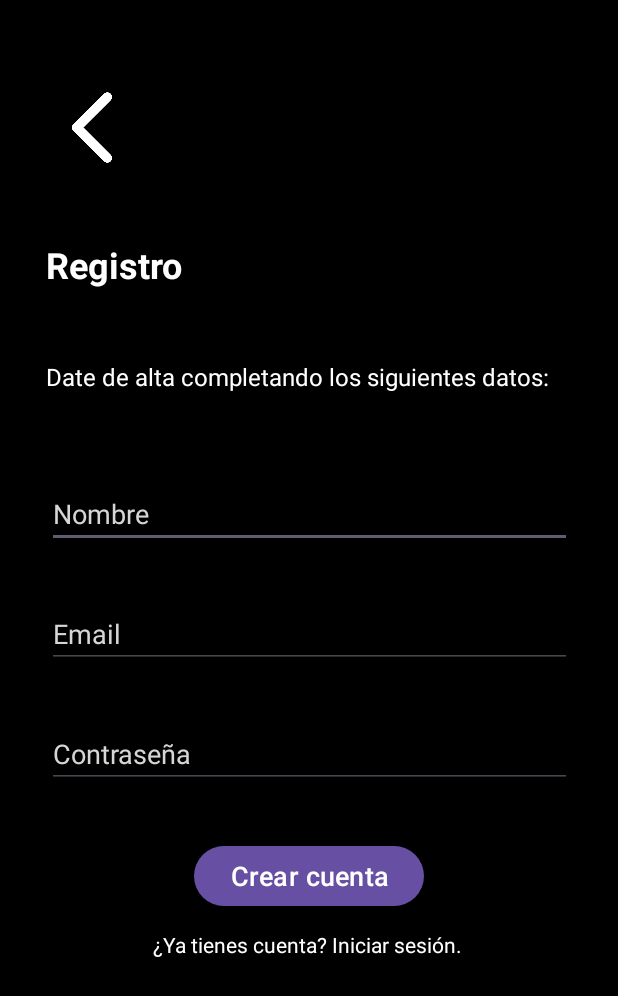
After one commit to jnramos24/ToDoOk, an Android app: the RegisterActivity screen opened directly, with no data from a screen before it, on a phone screen of 412 x 824 dp. The commit adds this screen. Shown: the top 996 px of the screen. Run offline under Robolectric (Android 15) with nearby library versions, the phone set to English and light mode, and no system bars.

Commit message:
agrego RegisterActivity

```diff
--- a/app/src/main/AndroidManifest.xml
+++ b/app/src/main/AndroidManifest.xml
@@ -13,6 +13,9 @@
         android:theme="@style/Theme.ToDoOkApp"
         tools:targetApi="31">
         <activity
+            android:name=".RegisterActivity"
+            android:exported="false" />
+        <activity
             android:name=".ContactActivity"
             android:exported="false" />
         <activity
--- /dev/null
+++ b/app/src/main/java/com/todook/myapp/RegisterActivity.java
@@ -0,0 +1,14 @@
+package com.todook.myapp;
+
+import androidx.appcompat.app.AppCompatActivity;
+
+import android.os.Bundle;
+
+public class RegisterActivity extends AppCompatActivity {
+
+    @Override
+    protected void onCreate(Bundle savedInstanceState) {
+        super.onCreate(savedInstanceState);
+        setContentView(R.layout.activity_register);
+    }
+}
--- /dev/null
+++ b/app/src/main/res/layout/activity_register.xml
@@ -0,0 +1,111 @@
+<?xml version="1.0" encoding="utf-8"?>
+<androidx.constraintlayout.widget.ConstraintLayout xmlns:android="http://schemas.android.com/apk/res/android"
+    xmlns:app="http://schemas.android.com/apk/res-auto"
+    xmlns:tools="http://schemas.android.com/tools"
+    android:layout_width="match_parent"
+    android:layout_height="match_parent"
+    tools:context=".RegisterActivity"
+    android:background="@color/black">
+
+    <TextView
+        android:id="@+id/textRegister"
+        android:layout_width="wrap_content"
+        android:layout_height="wrap_content"
+        android:layout_marginTop="100dp"
+        android:text="@string/register"
+        android:textColor="@color/white"
+        android:textSize="24sp"
+        android:textStyle="bold"
+        app:layout_constraintEnd_toEndOf="parent"
+        app:layout_constraintHorizontal_bias="0.096"
+        app:layout_constraintStart_toStartOf="parent"
+        app:layout_constraintTop_toTopOf="@+id/icon_volver_R" />
+
+    <TextView
+        android:id="@+id/textAlta"
+        android:layout_width="wrap_content"
+        android:layout_height="wrap_content"
+        android:layout_marginTop="80dp"
+        android:text="@string/alta"
+        android:textColor="@color/white"
+        android:textSize="16sp"
+        app:layout_constraintEnd_toEndOf="parent"
+        app:layout_constraintHorizontal_bias="0.397"
+        app:layout_constraintStart_toStartOf="parent"
+        app:layout_constraintTop_toTopOf="@+id/textRegister" />
+
+    <EditText
+        android:id="@+id/editTextUsername_R"
+        android:layout_width="350dp"
+        android:layout_height="wrap_content"
+        android:layout_marginTop="80dp"
+        android:hint="@string/text_hint_name"
+        android:textColor="@color/white"
+        android:textColorHint="@color/gray"
+        app:layout_constraintEnd_toEndOf="parent"
+        app:layout_constraintStart_toStartOf="parent"
+        app:layout_constraintTop_toTopOf="@+id/textAlta" />
+
+    <EditText
+        android:id="@+id/editTextEmail_R"
+        android:layout_width="350dp"
+        android:layout_height="wrap_content"
+        android:layout_marginTop="80dp"
+        android:hint="@string/text_hint_email"
+        android:inputType="textEmailAddress"
+        android:textColor="@color/white"
+        android:textColorHint="@color/gray"
+        app:layout_constraintEnd_toEndOf="parent"
+        app:layout_constraintStart_toStartOf="parent"
+        app:layout_constraintTop_toTopOf="@+id/editTextUsername_R" />
+
+    <EditText
+        android:id="@+id/editTextPassword_R"
+        android:layout_width="350dp"
+        android:layout_height="wrap_content"
+        android:layout_marginTop="80dp"
+        android:hint="@string/text_hint_pass"
+        android:inputType="textPassword"
+        android:textColor="@color/white"
+        android:textColorHint="@color/gray"
+        app:layout_constraintEnd_toEndOf="parent"
+        app:layout_constraintHorizontal_bias="0.508"
+        app:layout_constraintStart_toStartOf="parent"
+        app:layout_constraintTop_toTopOf="@+id/editTextEmail_R" />
+
+    <Button
+        android:id="@+id/buttonRegister_R"
+        android:layout_width="wrap_content"
+        android:layout_height="wrap_content"
+        android:layout_marginTop="80dp"
+        android:text="@string/btn_text_crear"
+        android:textSize="18sp"
+        app:layout_constraintEnd_toEndOf="parent"
+        app:layout_constraintStart_toStartOf="parent"
+        app:layout_constraintTop_toTopOf="@+id/editTextPassword_R" />
+
+    <TextView
+        android:id="@+id/textIniciarSesion_R"
+        android:layout_width="wrap_content"
+        android:layout_height="wrap_content"
+        android:layout_marginTop="60dp"
+        android:text="@string/text_iniciar_sesion"
+        android:textColor="@color/white"
+        app:layout_constraintEnd_toEndOf="parent"
+        app:layout_constraintHorizontal_bias="0.497"
+        app:layout_constraintStart_toStartOf="parent"
+        app:layout_constraintTop_toTopOf="@+id/buttonRegister_R" />
+
+    <ImageView
+        android:id="@+id/icon_volver_R"
+        android:layout_width="50dp"
+        android:layout_height="50dp"
+        android:layout_marginTop="60dp"
+        app:layout_constraintEnd_toEndOf="parent"
+        app:layout_constraintHorizontal_bias="0.099"
+        app:layout_constraintStart_toStartOf="parent"
+        app:layout_constraintTop_toTopOf="parent"
+        app:srcCompat="@drawable/icono_volver"
+        app:tint="@color/white" />
+
+</androidx.constraintlayout.widget.ConstraintLayout>
--- a/app/src/main/res/values/strings.xml
+++ b/app/src/main/res/values/strings.xml
@@ -1,4 +1,14 @@
 <resources>
+
+    <!--String Register-->
+    <string name="register">Registro</string>
+    <string name="alta">Date de alta completando los siguientes datos:</string>
+    <string name="text_hint_name">Nombre</string>
+    <string name="text_hint_email">Email</string>
+    <string name="text_hint_pass">Contraseña</string>
+    <string name="btn_text_crear">Crear cuenta</string>
+    <string name="text_iniciar_sesion">¿Ya tienes cuenta? Iniciar sesión.</string>
+
     <string name="app_name">ToDoOkApp</string>
     <string name="todook">ToDoOk</string>
     <string name="btnadd_img">Menu options</string>
@@ -14,4 +24,4 @@
     <string name="time_3">08:00</string>
     <string name="Contact">Contact</string>
     <string name="CampoContact">¿Preguntas? ¿Necesitas Ayuda?\n\nEscríbenos a\n\nemail@email.com\n\ny te responderemos!\n\n</string>
-</resources>
+    </resources>
```
Also changed, not shown: app/src/main/res/drawable/icono_volver.png (added).
